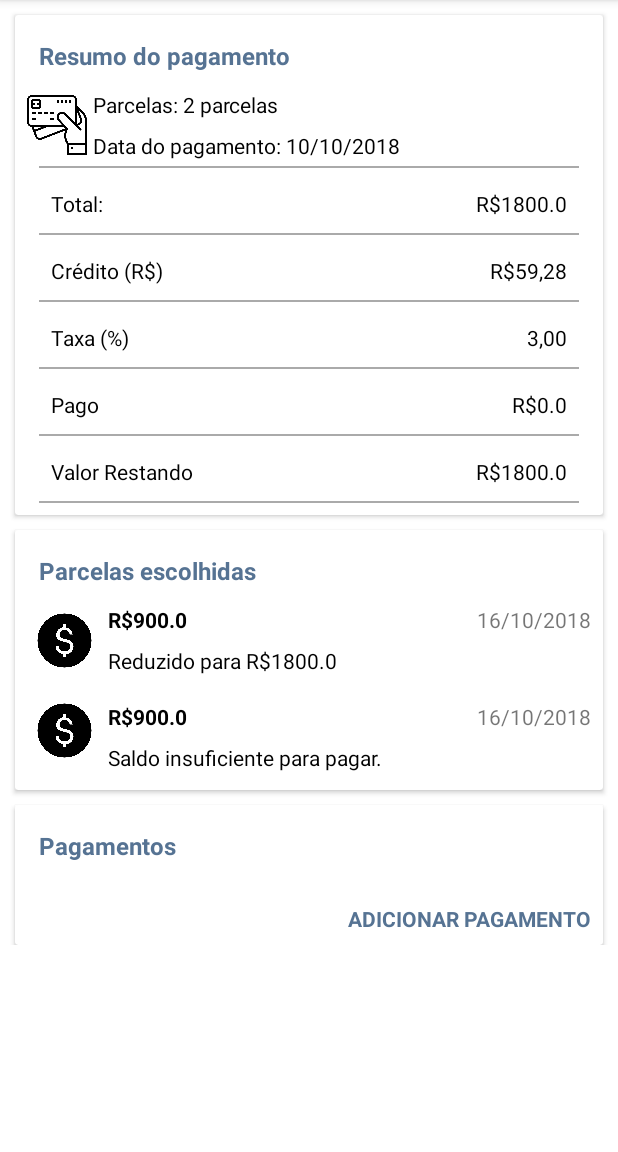
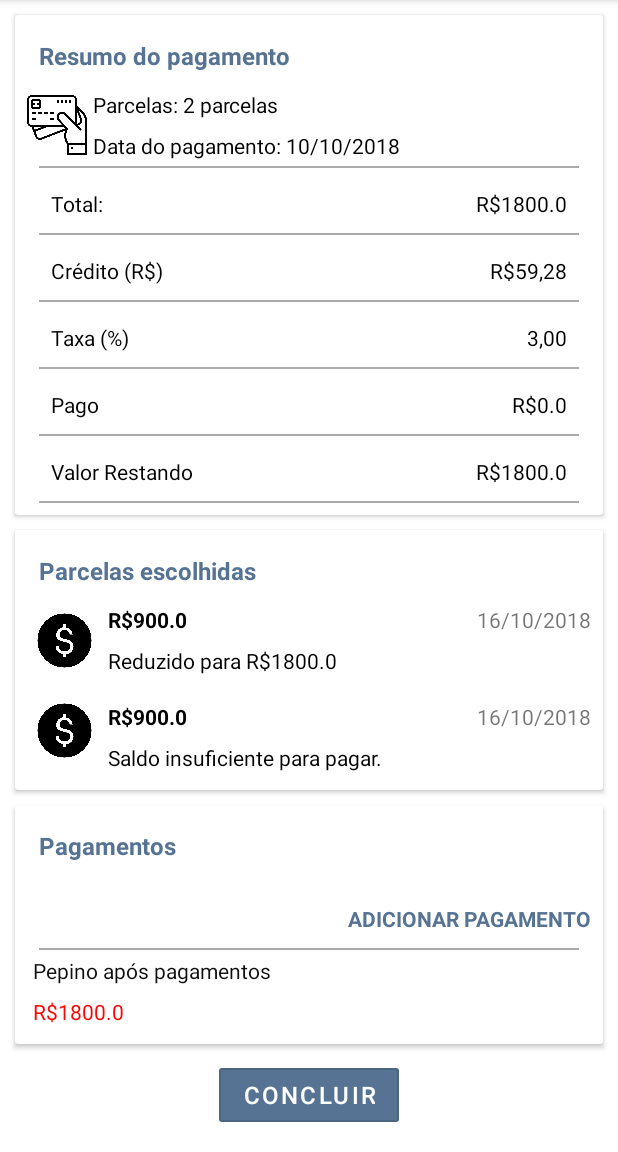
Before and after one commit to loureorganic/PaymentScreen, an Android app: the screen it shows after launch (MainActivity), on a phone screen of 412 x 824 dp, the part 84-1236 px from its top. Run offline under Robolectric (Android 15) with nearby library versions, the phone set to English and light mode, and no system bars; our stand-ins replace navigation-ui.

Commit message:
Finish basic scope

```diff
--- a/app/src/main/java/com/example/myapplication/view/ui/MainActivity.java
+++ b/app/src/main/java/com/example/myapplication/view/ui/MainActivity.java
@@ -89,6 +89,7 @@ public class MainActivity extends AppCompatActivity implements PaymentView {
     @Override
     public void setRestValue(double value) {
         binding.valueRestPaymentValue.setText("R$" + value);
+        binding.alertPaymentValue.setText("R$" + value);
     }
 
     @Override
@@ -104,7 +105,6 @@ public class MainActivity extends AppCompatActivity implements PaymentView {
 
     @Override
     public void setDebitValue(double value) { binding.totalPaymentValue.setText("R$" + value);}
-
 
 
     @Override
--- a/app/src/main/res/layout/activity_main.xml
+++ b/app/src/main/res/layout/activity_main.xml
@@ -495,9 +495,59 @@
                 android:textColor="#fff"
                 android:textSize="16sp"
                 style="@style/Widget.MaterialComponents.Button.OutlinedButton"/>
+
+            <View
+                android:id="@+id/dividerPayment"
+                android:layout_width="match_parent"
+                android:layout_height="1dp"
+                android:layout_marginLeft="8dp"
+                android:layout_marginRight="8dp"
+                android:layout_marginTop="10dp"
+                app:layout_constraintTop_toBottomOf="@id/buttonInsertPayment"
+                android:background="@android:color/darker_gray" />
+
+            <TextView
+                android:id="@+id/alertPayment"
+                android:textSize="14sp"
+                android:layout_width="wrap_content"
+                android:layout_height="wrap_content"
+                android:padding="4dp"
+                android:text="Pepino após pagamentos"
+                android:textColor="#0f0f0f"
+                app:layout_constraintTop_toBottomOf="@id/dividerPayment" />
+
+            <TextView
+                android:id="@+id/alertPaymentValue"
+                android:textSize="14sp"
+                android:layout_width="wrap_content"
+                android:layout_height="wrap_content"
+                android:padding="4dp"
+                android:text="R$ 00,0"
+                android:textColor="#FF0000"
+                app:layout_constraintTop_toBottomOf="@id/alertPayment" />
+
         </androidx.constraintlayout.widget.ConstraintLayout>
 
     </androidx.cardview.widget.CardView>
 
+
+    <com.google.android.material.button.MaterialButton
+        android:id="@+id/buttonFinish"
+        style="@style/Widget.MaterialComponents.Button.OutlinedButton"
+        android:layout_width="wrap_content"
+        android:layout_height="wrap_content"
+        android:text="Concluir"
+        android:layout_marginTop="10dp"
+        android:textColor="#fff"
+        android:textSize="16sp"
+        android:visibility="visible"
+        app:backgroundTint="#567393"
+        app:cornerRadius="2dp"
+        app:layout_constraintEnd_toEndOf="parent"
+        app:layout_constraintStart_toStartOf="parent"
+        app:layout_constraintTop_toBottomOf="@id/cardViewPay" />
+
+
+
 </androidx.constraintlayout.widget.ConstraintLayout>
     </ScrollView>
```
